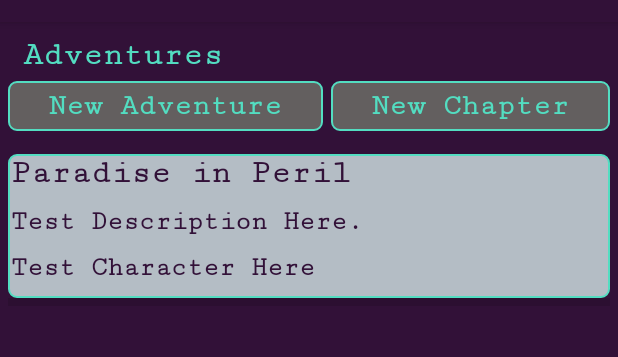
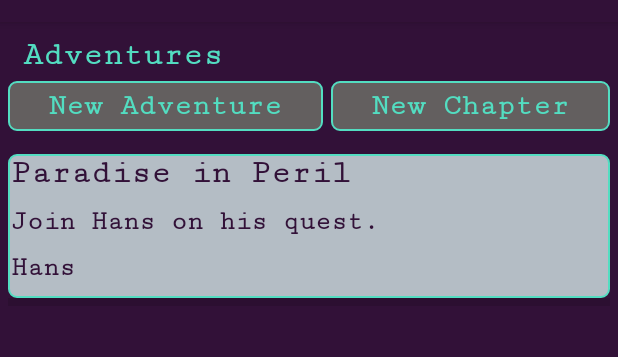
Before and after one commit to zweber11/DiceMaster, an Android app: the fragment ChapMenuFragment placed in its activity, after a tap on "Adventures", on a phone screen of 412 x 824 dp, the part 62-419 px from its top. Run offline under Robolectric (Android 15) with nearby library versions, the phone set to English and light mode, and no system bars; 1 other tap on this screen came first.

Commit message:
-Wired up remaining Adventure item properties to the expandableListView. -Wired up child.OnItemClick to take the User to the ChapMenuFragment, essentially eliminating the need for the ChaptersFragment.

```diff
--- a/app/src/main/java/com/hellwebstudios/zweber/dd/Fragments/Adventures/ChapMenuFragment.java
+++ b/app/src/main/java/com/hellwebstudios/zweber/dd/Fragments/Adventures/ChapMenuFragment.java
@@ -97,7 +97,14 @@ public class ChapMenuFragment extends Fragment {
         }
 
         //Grab the Chapter, and display the ChapterName.
-//        c = db.getChap(chapID);
+        Cursor res = db.getChap(chapID);
+        c = new Chapter();
+
+        while (res.moveToNext()) {
+            c.ChapID = res.getInt(0);
+            c.AdvID = res.getInt(1);
+            c.Name = res.getString(2);
+        }
 
         //Initialize TextViews
         txtChapTitle = (TextView) getView().findViewById(R.id.txtChapTitle);
--- a/app/src/main/java/com/hellwebstudios/zweber/dd/ListAdapters/AdvExListAdapter.java
+++ b/app/src/main/java/com/hellwebstudios/zweber/dd/ListAdapters/AdvExListAdapter.java
@@ -44,7 +44,9 @@ public class AdvExListAdapter extends BaseExpandableListAdapter {
 
     @Override
     public Object getGroup(int groupPosition) {
-        return adventures.get(groupPosition).Name;
+
+        Integer advID = adventures.get(groupPosition).AdvID;
+        return advID;
     }
 
     @Override
@@ -70,7 +72,9 @@ public class AdvExListAdapter extends BaseExpandableListAdapter {
     @Override
     public View getGroupView(int groupPosition, boolean isExpanded, View convertView, ViewGroup parent) {
 
-        String adventureName = (String) getGroup(groupPosition);
+        DataHelper db = new DataHelper(context);
+        Integer advID = (Integer) getGroup(groupPosition);
+        Adventure advFromView = db.getAdv(advID);
 
         if (convertView == null) {
             LayoutInflater inflater = (LayoutInflater) context.getSystemService(context.LAYOUT_INFLATER_SERVICE);
@@ -78,13 +82,13 @@ public class AdvExListAdapter extends BaseExpandableListAdapter {
         }
 
         TextView txtTitle = (TextView) convertView.findViewById(R.id.txtExParent1);
-        txtTitle.setText(adventureName);
+        txtTitle.setText(advFromView.Name);
 
         TextView txt2 = (TextView) convertView.findViewById(R.id.txtExParent2);
-        txt2.setText("Test Description Here.");
+        txt2.setText(advFromView.Desc);
 
         TextView txt3 = (TextView) convertView.findViewById(R.id.txtExParent3);
-        txt3.setText("Test Character Here");
+        txt3.setText(db.getCharName(advFromView.CharID));
 
         return convertView;
     }
--- a/app/src/main/res/layout/list_ex_child_object.xml
+++ b/app/src/main/res/layout/list_ex_child_object.xml
@@ -16,6 +16,7 @@
         android:text="Field 1 Here"
         android:textAppearance="@style/TextAppearance.AppCompat.Large"
         android:textColor="@color/color5"
+        android:textSize="18sp"
         android:textStyle="bold" />
 
     <TextView
@@ -28,6 +29,7 @@
         android:text="Field 2 Here"
         android:textAppearance="@style/TextAppearance.AppCompat.Large"
         android:textColor="@color/color5"
+        android:textSize="18sp"
         android:textStyle="bold" />
 
     <TextView
@@ -40,5 +42,6 @@
         android:text="Field 3 Here"
         android:textAppearance="@style/TextAppearance.AppCompat.Large"
         android:textColor="@color/color5"
+        android:textSize="18sp"
         android:textStyle="bold" />
 </LinearLayout>
```
Also changed, not shown: app/src/main/java/com/hellwebstudios/zweber/dd/Fragments/Adventures/AdventuresFragment.java (+17 -1 lines).
